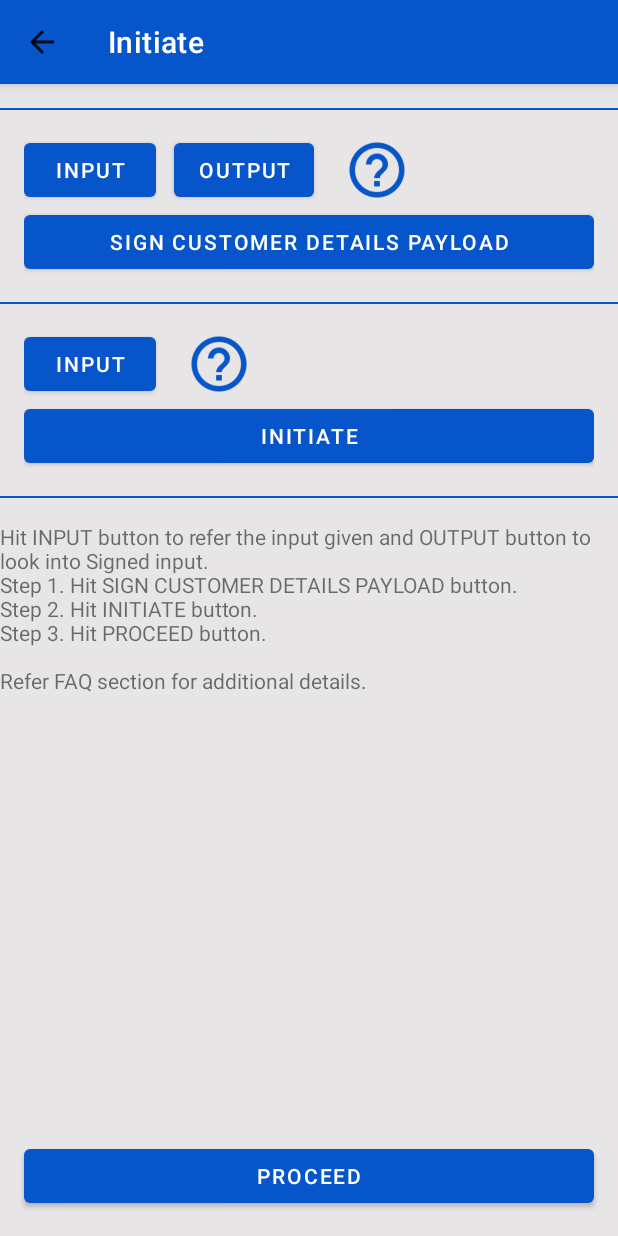
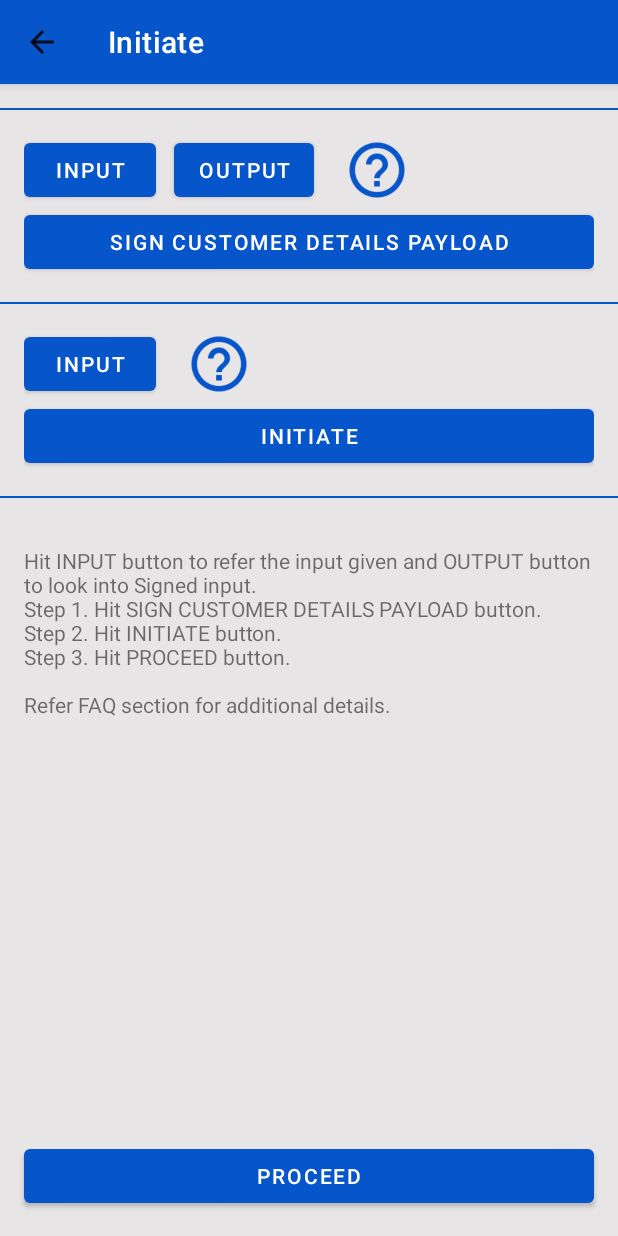
Before and after one commit to harshgarg-juspay/TestIntegrationApp, an Android app: the PaymentsActivity screen opened directly, with no data from a screen before it, on a phone screen of 412 x 824 dp. Run offline under Robolectric (Android 15) with nearby library versions, the phone set to English and light mode, and no system bars; libraries missing offline, so code that uses them is left out: in.juspay.godel, in.juspay.services; 1 statement that could not run was skipped.

Commit message:
Padding for Steps is added

```diff
--- a/app/src/main/res/layout/activity_main.xml
+++ b/app/src/main/res/layout/activity_main.xml
@@ -57,10 +57,11 @@
 
     <LinearLayout
         android:layout_width="match_parent"
-        android:layout_height="wrap_content">
+        android:layout_height="wrap_content"
+        android:padding="16dp">
 
         <TextView
-            android:text="Hit INPUT button to refer the input given \n  i.e., params passed.\nStep 1. Hit PREFETCH button.\nStep 2. Hit PROCEED button.\n\nRefer FAQ section for additional details."
+            android:text="@string/prefetchDesc"
             android:layout_width="match_parent"
             android:layout_height="wrap_content"/>
 
--- a/app/src/main/res/layout/activity_payments.xml
+++ b/app/src/main/res/layout/activity_payments.xml
@@ -112,10 +112,11 @@
 
         <LinearLayout
             android:layout_width="match_parent"
-            android:layout_height="wrap_content">
+            android:layout_height="wrap_content"
+            android:padding="16dp">
 
             <TextView
-                android:text="Hit INPUT button to refer the input given and OUTPUT button to look into Signed input.\nStep 1. Hit SIGN CUSTOMER DETAILS PAYLOAD button.\nStep 2. Hit INITIATE button.\nStep 3. Hit PROCEED button.\n\nRefer FAQ section for additional details."
+                android:text="@string/initiateDesc"
                 android:layout_width="match_parent"
                 android:layout_height="wrap_content"/>
 
@@ -254,10 +255,11 @@
 
         <LinearLayout
             android:layout_width="match_parent"
-            android:layout_height="wrap_content">
+            android:layout_height="wrap_content"
+            android:padding="16dp">
 
             <TextView
-                android:text="Step 1. Hit GENERATE ORDER ID button.\nStep 2. Hit SIGN ORDER DETAILS PAYLOAD button.\nStep 3. Hit PROCESS button.\nHit INPUT button to check input passed and OUTPUT button to check signed input under SIGN ORDER DETAILS PAYLOAD. \nHit INPUT button to check process input under PROCESS.\n\nRefer FAQ section for additional details."
+                android:text="@string/processDesc"
                 android:layout_width="match_parent"
                 android:layout_height="wrap_content"/>
 
--- a/app/src/main/res/values/strings.xml
+++ b/app/src/main/res/values/strings.xml
@@ -4,4 +4,28 @@
     <string name="input">Input</string>
     <string name="output">Output</string>
     <string name="proceed">Proceed</string>
+    <string name="prefetchDesc">
+        Hit INPUT button to refer the input given
+        \n i.e., params passed.
+        \nStep 1. Hit PREFETCH button.
+        \nStep 2. Hit PROCEED button.
+        \n\nRefer FAQ section for additional details.
+    </string>
+
+    <string name="initiateDesc">
+        Hit INPUT button to refer the input given and OUTPUT button to look into Signed input.
+        \nStep 1. Hit SIGN CUSTOMER DETAILS PAYLOAD button.
+        \nStep 2. Hit INITIATE button.
+        \nStep 3. Hit PROCEED button.
+        \n\nRefer FAQ section for additional details.
+    </string>
+
+    <string name="processDesc">
+         Step 1. Hit GENERATE ORDER ID button.
+        \nStep 2. Hit SIGN ORDER DETAILS PAYLOAD button.
+        \nStep 3. Hit PROCESS button.
+        \nHit INPUT button to check input passed and OUTPUT button to check signed input under SIGN ORDER DETAILS PAYLOAD.
+        \nHit INPUT button to check process input under PROCESS.
+        \n\nRefer FAQ section for additional details.
+    </string>
 </resources>
```
